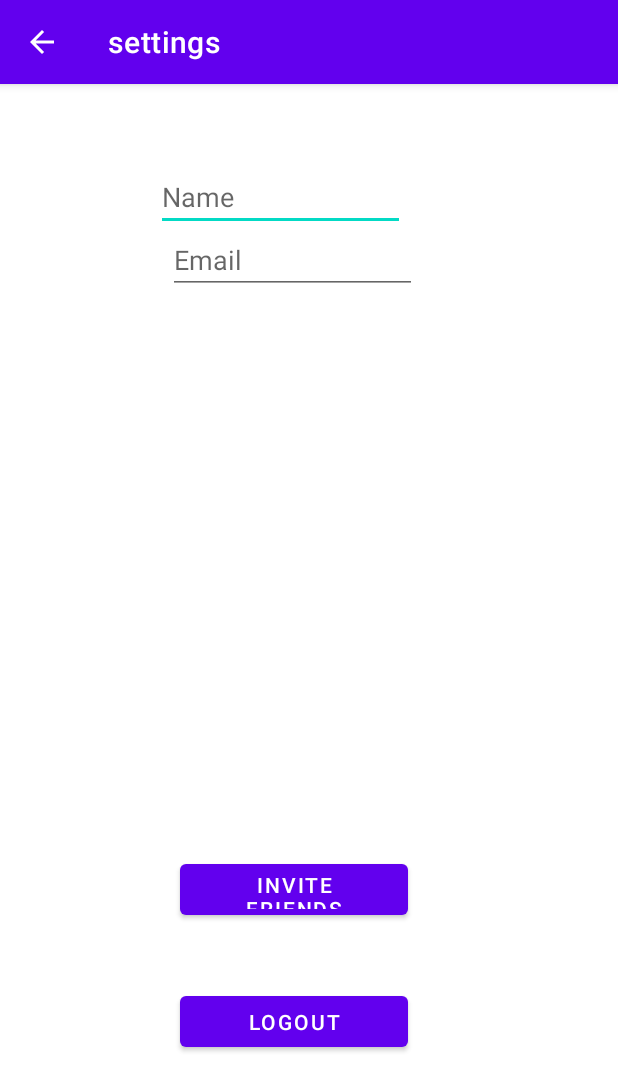
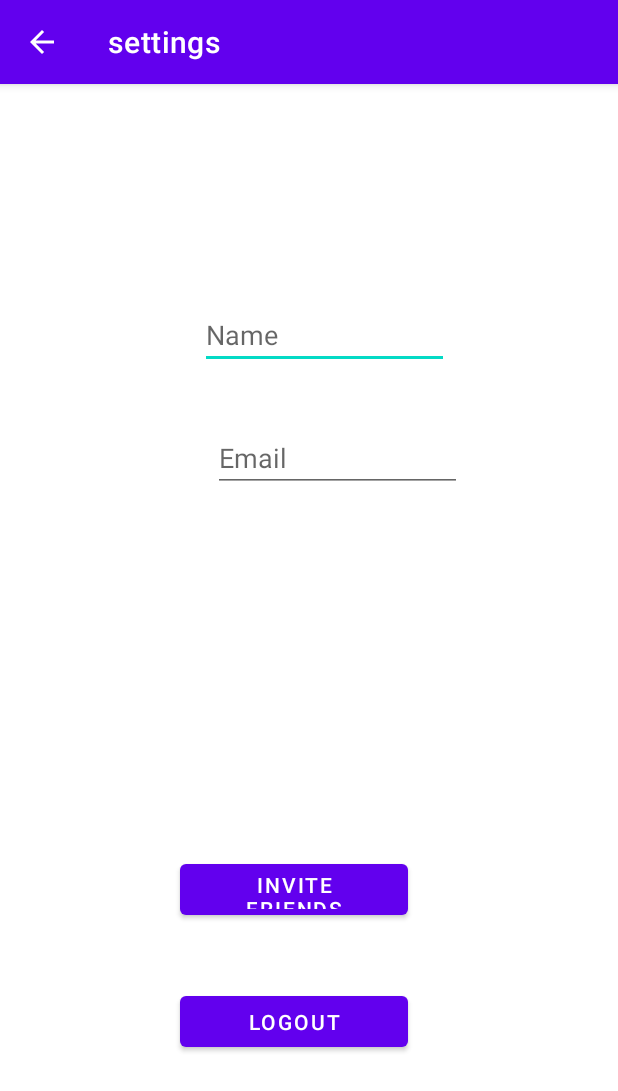
Before and after one commit to CorneliuSmith/CS113Project, an Android app: the SettingsActivity screen opened directly, with no data from a screen before it, on a phone screen of 412 x 824 dp. Shown: the top 1091 px of the screen. Run offline under Robolectric (Android 15) with nearby library versions, the phone set to English and light mode, and no system bars.

Commit message:
Changing location of User Info - Settings Page

```diff
--- a/app/src/main/res/layout/settings.xml
+++ b/app/src/main/res/layout/settings.xml
@@ -14,27 +14,28 @@
         android:layout_width="166dp"
         android:layout_height="42dp"
         android:layout_marginStart="40dp"
+        android:layout_marginTop="92dp"
         android:layout_marginEnd="40dp"
         android:hint="@string/prompt_name"
         android:imeOptions="actionDone"
         android:inputType="text"
         android:selectAllOnFocus="true"
         app:layout_constraintEnd_toEndOf="parent"
-        app:layout_constraintHorizontal_bias="0.387"
+        app:layout_constraintHorizontal_bias="0.564"
         app:layout_constraintStart_toStartOf="parent"
-        app:layout_constraintTop_toTopOf="parent"
-         />
+        app:layout_constraintTop_toTopOf="parent" />
 
     <EditText
         android:id="@+id/update_Email"
         android:layout_width="166dp"
         android:layout_height="42dp"
+        android:layout_marginTop="40dp"
         android:layout_marginEnd="104dp"
         android:hint="@string/prompt_email"
         android:inputType="textEmailAddress"
         android:selectAllOnFocus="true"
         app:layout_constraintEnd_toEndOf="parent"
-        app:layout_constraintHorizontal_bias="0.788"
+        app:layout_constraintHorizontal_bias="1.0"
         app:layout_constraintStart_toStartOf="parent"
         app:layout_constraintTop_toBottomOf="@+id/name" />
 
```
